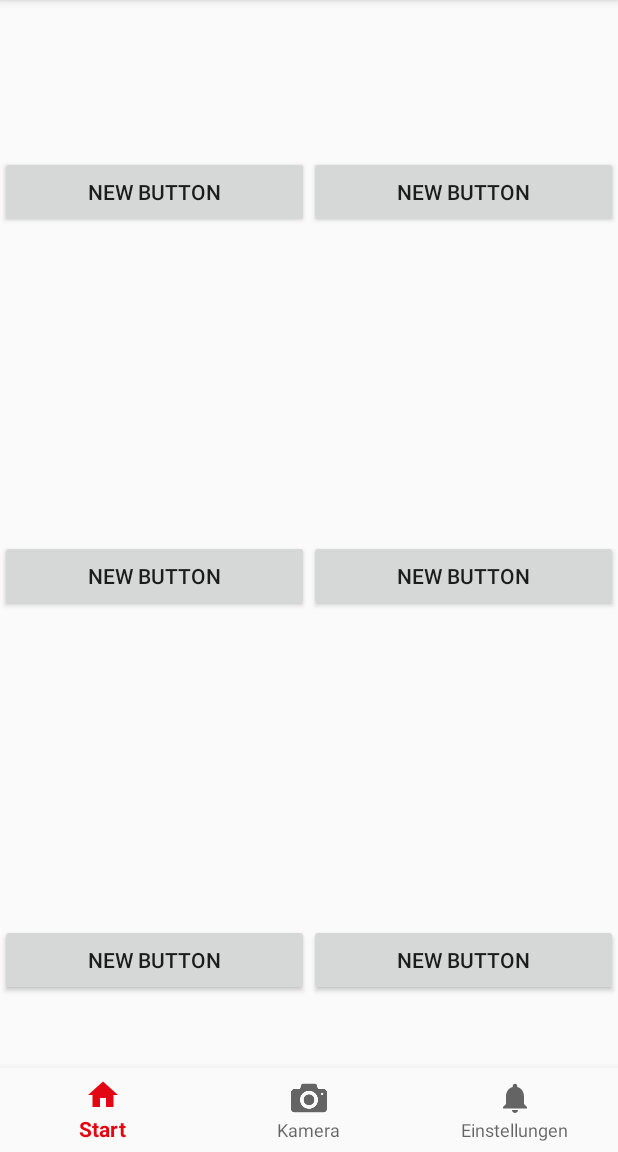
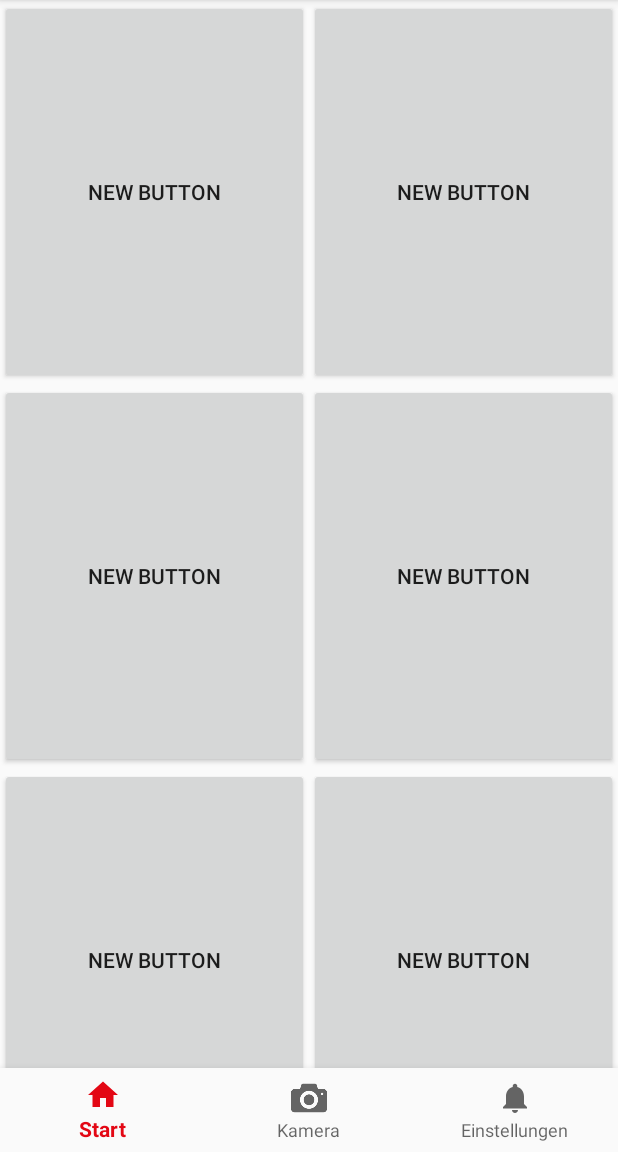
Before and after one commit to marvinpuethe/hackathon-oetkerlebnis, an Android app: the screen it shows after launch (MainActivity), on a phone screen of 412 x 824 dp, the part 84-1236 px from its top. Run offline under Robolectric (Android 15) with nearby library versions, the phone set to English and light mode, and no system bars; libraries missing offline, so code that uses them is left out: com.microsoft.appcenter; 1 statement that could not run was skipped.

Commit message:
fixed button height

```diff
--- a/src/app/app/src/main/res/layout/activity_main.xml
+++ b/src/app/app/src/main/res/layout/activity_main.xml
@@ -21,7 +21,7 @@
 
             <Button
                 android:layout_width="wrap_content"
-                android:layout_height="wrap_content"
+                android:layout_height="fill_parent"
                 android:text="New Button"
                 android:id="@+id/button"
                 android:layout_weight="1"
@@ -29,7 +29,7 @@
 
             <Button
                 android:layout_width="wrap_content"
-                android:layout_height="wrap_content"
+                android:layout_height="fill_parent"
                 android:text="New Button"
                 android:id="@+id/button2"
                 android:layout_weight="1"
@@ -45,7 +45,7 @@
 
             <Button
                 android:layout_width="wrap_content"
-                android:layout_height="wrap_content"
+                android:layout_height="fill_parent"
                 android:text="New Button"
                 android:id="@+id/button3"
                 android:layout_weight="1"
@@ -53,7 +53,7 @@
 
             <Button
                 android:layout_width="wrap_content"
-                android:layout_height="wrap_content"
+                android:layout_height="fill_parent"
                 android:text="New Button"
                 android:id="@+id/button4"
                 android:layout_weight="1"
@@ -69,7 +69,7 @@
 
             <Button
                 android:layout_width="wrap_content"
-                android:layout_height="wrap_content"
+                android:layout_height="fill_parent"
                 android:text="New Button"
                 android:id="@+id/button5"
                 android:layout_weight="1"
@@ -77,7 +77,7 @@
 
             <Button
                 android:layout_width="wrap_content"
-                android:layout_height="wrap_content"
+                android:layout_height="fill_parent"
                 android:text="New Button"
                 android:id="@+id/button6"
                 android:layout_weight="1"
```
